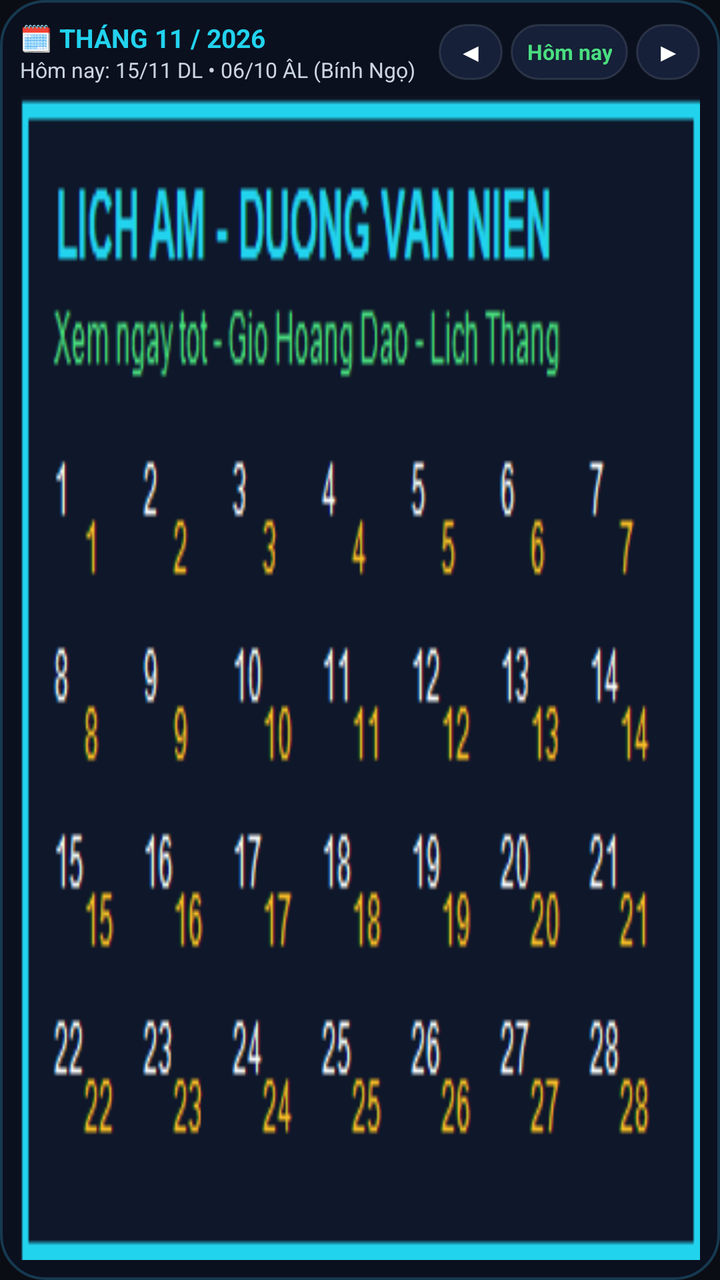
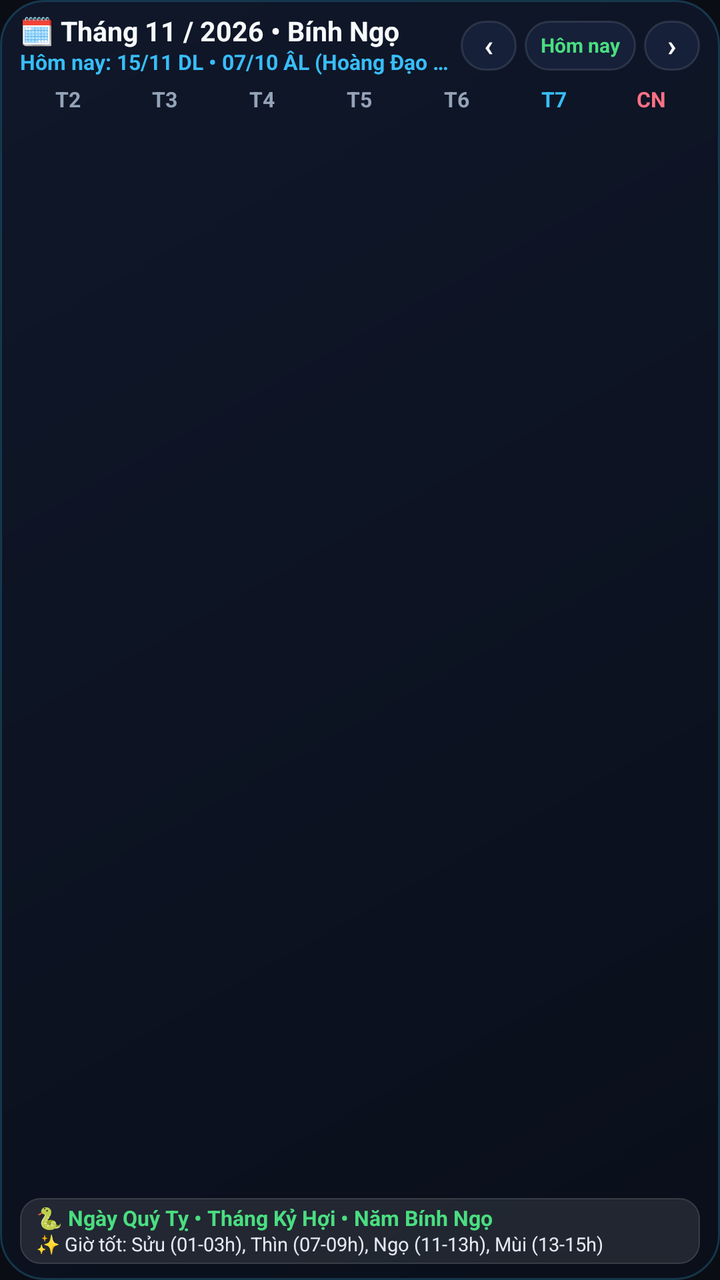

Screens rendered from an Android XML layout before and after an edit, with the pre-edit source and the edit as a unified diff.
<!-- AndroidManifest.xml: application theme Theme.PowerTimer -->
<!-- res/layout/widget_lunar_calendar.xml -->
<?xml version="1.0" encoding="utf-8"?>
<LinearLayout xmlns:android="http://schemas.android.com/apk/res/android"
    android:id="@+id/widget_lunar_root"
    android:layout_width="match_parent"
    android:layout_height="match_parent"
    android:background="@drawable/widget_bg_dark"
    android:orientation="vertical"
    android:padding="10dp">

    
    <LinearLayout
        android:layout_width="match_parent"
        android:layout_height="wrap_content"
        android:gravity="center_vertical"
        android:orientation="horizontal"
        android:paddingBottom="6dp">

        <LinearLayout
            android:id="@+id/widget_lunar_header_click"
            android:layout_width="0dp"
            android:layout_height="wrap_content"
            android:layout_weight="1"
            android:orientation="vertical">

            <TextView
                android:id="@+id/widget_lunar_month_title"
                android:layout_width="wrap_content"
                android:layout_height="wrap_content"
                android:ellipsize="end"
                android:maxLines="1"
                android:singleLine="true"
                android:text="🗓️ THÁNG 11 / 2026"
                android:textColor="#22D3EE"
                android:textSize="13sp"
                android:textStyle="bold" />

            <TextView
                android:id="@+id/widget_lunar_today_subtitle"
                android:layout_width="wrap_content"
                android:layout_height="wrap_content"
                android:ellipsize="end"
                android:maxLines="1"
                android:singleLine="true"
                android:text="Hôm nay: 15/11 DL • 06/10 ÂL (Bính Ngọ)"
                android:textColor="#CBD5E1"
                android:textSize="10.5sp" />
        </LinearLayout>

        <TextView
            android:id="@+id/widget_lunar_btn_prev"
            android:layout_width="32dp"
            android:layout_height="28dp"
            android:background="@drawable/widget_btn_bg"
            android:gravity="center"
            android:text="◀"
            android:textColor="#FFFFFF"
            android:textSize="12sp"
            android:textStyle="bold" />

        <TextView
            android:id="@+id/widget_lunar_btn_today"
            android:layout_width="wrap_content"
            android:layout_height="28dp"
            android:layout_marginStart="4dp"
            android:layout_marginEnd="4dp"
            android:background="@drawable/widget_btn_bg"
            android:gravity="center"
            android:paddingStart="8dp"
            android:paddingEnd="8dp"
            android:text="Hôm nay"
            android:textColor="#4ADE80"
            android:textSize="10.5sp"
            android:textStyle="bold" />

        <TextView
            android:id="@+id/widget_lunar_btn_next"
            android:layout_width="32dp"
            android:layout_height="28dp"
            android:background="@drawable/widget_btn_bg"
            android:gravity="center"
            android:text="▶"
            android:textColor="#FFFFFF"
            android:textSize="12sp"
            android:textStyle="bold" />
    </LinearLayout>

    
    <ImageView
        android:id="@+id/widget_lunar_grid_image"
        android:layout_width="match_parent"
        android:layout_height="0dp"
        android:layout_weight="1"
        android:contentDescription="Lịch Âm Dương"
        android:scaleType="fitXY"
        android:src="@drawable/lunar_widget_preview" />

</LinearLayout>
<!-- resources referenced by this layout -->
<resources>
  <!-- drawable lunar_widget_preview: png bitmap (drawable-nodpi, 6382 bytes) -->
  <!-- drawable widget_bg_dark (drawable) -->
  <?xml version="1.0" encoding="utf-8"?>
  <shape xmlns:android="http://schemas.android.com/apk/res/android"
      android:shape="rectangle">
      <solid android:color="#EE0B1120" />
      <corners android:radius="22dp" />
      <stroke
          android:width="1.2dp"
          android:color="#4038BDF8" />
  </shape>
  <!-- drawable widget_btn_bg (drawable) -->
  <?xml version="1.0" encoding="utf-8"?>
  <shape xmlns:android="http://schemas.android.com/apk/res/android"
      android:shape="rectangle">
      <solid android:color="#FF162038" />
      <corners android:radius="16dp" />
      <stroke
          android:width="1dp"
          android:color="#3094A3B8" />
  </shape>
  <style name="Theme.PowerTimer" parent="android:Theme.Material.NoActionBar">
          <item name="android:statusBarColor">@android:color/transparent</item>
          <item name="android:navigationBarColor">@android:color/transparent</item>
          <item name="android:windowBackground">@color/app_background</item>
      </style>
  <color name="app_background">#0B0D14</color>
</resources>

<!-- the commit's change to res/layout/widget_lunar_calendar.xml (unified diff, before → after) -->
@@ -3,9 +3,12 @@
     android:id="@+id/widget_lunar_root"
     android:layout_width="match_parent"
     android:layout_height="match_parent"
-    android:background="@drawable/widget_bg_dark"
+    android:background="@drawable/widget_lunar_card_bg"
     android:orientation="vertical"
-    android:padding="10dp">
+    android:paddingStart="10dp"
+    android:paddingTop="8dp"
+    android:paddingEnd="10dp"
+    android:paddingBottom="8dp">
 
     
     <LinearLayout
@@ -13,7 +16,7 @@
         android:layout_height="wrap_content"
         android:gravity="center_vertical"
         android:orientation="horizontal"
-        android:paddingBottom="6dp">
+        android:paddingBottom="4dp">
 
         <LinearLayout
             android:id="@+id/widget_lunar_header_click"
@@ -27,71 +30,202 @@
                 android:layout_width="wrap_content"
                 android:layout_height="wrap_content"
                 android:ellipsize="end"
+                android:includeFontPadding="false"
                 android:maxLines="1"
                 android:singleLine="true"
-                android:text="🗓️ THÁNG 11 / 2026"
-                android:textColor="#22D3EE"
-                android:textSize="13sp"
+                android:text="🗓️ Tháng 11 / 2026 • Bính Ngọ"
+                android:textColor="#F8FAFC"
+                android:textSize="13.5sp"
                 android:textStyle="bold" />
 
             <TextView
                 android:id="@+id/widget_lunar_today_subtitle"
                 android:layout_width="wrap_content"
                 android:layout_height="wrap_content"
+                android:layout_marginTop="1dp"
                 android:ellipsize="end"
+                android:includeFontPadding="false"
                 android:maxLines="1"
                 android:singleLine="true"
-                android:text="Hôm nay: 15/11 DL • 06/10 ÂL (Bính Ngọ)"
-                android:textColor="#CBD5E1"
-                android:textSize="10.5sp" />
+                android:text="Hôm nay: 15/11 DL • 07/10 ÂL (Hoàng Đạo 🟢)"
+                android:textColor="#38BDF8"
+                android:textSize="10.5sp"
+                android:textStyle="bold" />
         </LinearLayout>
 
         <TextView
             android:id="@+id/widget_lunar_btn_prev"
-            android:layout_width="32dp"
-            android:layout_height="28dp"
+            android:layout_width="28dp"
+            android:layout_height="25dp"
             android:background="@drawable/widget_btn_bg"
             android:gravity="center"
-            android:text="◀"
-            android:textColor="#FFFFFF"
-            android:textSize="12sp"
+            android:includeFontPadding="false"
+            android:text="‹"
+            android:textColor="#F8FAFC"
+            android:textSize="15sp"
             android:textStyle="bold" />
 
         <TextView
             android:id="@+id/widget_lunar_btn_today"
             android:layout_width="wrap_content"
-            android:layout_height="28dp"
+            android:layout_height="25dp"
             android:layout_marginStart="4dp"
             android:layout_marginEnd="4dp"
             android:background="@drawable/widget_btn_bg"
             android:gravity="center"
+            android:includeFontPadding="false"
             android:paddingStart="8dp"
             android:paddingEnd="8dp"
             android:text="Hôm nay"
             android:textColor="#4ADE80"
-            android:textSize="10.5sp"
+            android:textSize="10sp"
             android:textStyle="bold" />
 
         <TextView
             android:id="@+id/widget_lunar_btn_next"
-            android:layout_width="32dp"
-            android:layout_height="28dp"
+            android:layout_width="28dp"
+            android:layout_height="25dp"
             android:background="@drawable/widget_btn_bg"
             android:gravity="center"
-            android:text="▶"
-            android:textColor="#FFFFFF"
-            android:textSize="12sp"
+            android:includeFontPadding="false"
+            android:text="›"
+            android:textColor="#F8FAFC"
+            android:textSize="15sp"
             android:textStyle="bold" />
     </LinearLayout>
 
     
-    <ImageView
-        android:id="@+id/widget_lunar_grid_image"
+    <LinearLayout
+        android:layout_width="match_parent"
+        android:layout_height="wrap_content"
+        android:orientation="horizontal"
+        android:paddingTop="2dp"
+        android:paddingBottom="3dp">
+
+        <TextView
+            android:layout_width="0dp"
+            android:layout_height="wrap_content"
+            android:layout_weight="1"
+            android:gravity="center"
+            android:includeFontPadding="false"
+            android:text="T2"
+            android:textColor="#94A3B8"
+            android:textSize="10.5sp"
+            android:textStyle="bold" />
+
+        <TextView
+            android:layout_width="0dp"
+            android:layout_height="wrap_content"
+            android:layout_weight="1"
+            android:gravity="center"
+            android:includeFontPadding="false"
+            android:text="T3"
+            android:textColor="#94A3B8"
+            android:textSize="10.5sp"
+            android:textStyle="bold" />
+
+        <TextView
+            android:layout_width="0dp"
+            android:layout_height="wrap_content"
+            android:layout_weight="1"
+            android:gravity="center"
+            android:includeFontPadding="false"
+            android:text="T4"
+            android:textColor="#94A3B8"
+            android:textSize="10.5sp"
+            android:textStyle="bold" />
+
+        <TextView
+            android:layout_width="0dp"
+            android:layout_height="wrap_content"
+            android:layout_weight="1"
+            android:gravity="center"
+            android:includeFontPadding="false"
+            android:text="T5"
+            android:textColor="#94A3B8"
+            android:textSize="10.5sp"
+            android:textStyle="bold" />
+
+        <TextView
+            android:layout_width="0dp"
+            android:layout_height="wrap_content"
+            android:layout_weight="1"
+            android:gravity="center"
+            android:includeFontPadding="false"
+            android:text="T6"
+            android:textColor="#94A3B8"
+            android:textSize="10.5sp"
+            android:textStyle="bold" />
+
+        <TextView
+            android:layout_width="0dp"
+            android:layout_height="wrap_content"
+            android:layout_weight="1"
+            android:gravity="center"
+            android:includeFontPadding="false"
+            android:text="T7"
+            android:textColor="#38BDF8"
+            android:textSize="10.5sp"
+            android:textStyle="bold" />
+
+        <TextView
+            android:layout_width="0dp"
+            android:layout_height="wrap_content"
+            android:layout_weight="1"
+            android:gravity="center"
+            android:includeFontPadding="false"
+            android:text="CN"
+            android:textColor="#FB7185"
+            android:textSize="10.5sp"
+            android:textStyle="bold" />
+    </LinearLayout>
+
+    
+    <LinearLayout
+        android:id="@+id/widget_lunar_grid_container"
         android:layout_width="match_parent"
         android:layout_height="0dp"
         android:layout_weight="1"
-        android:contentDescription="Lịch Âm Dương"
-        android:scaleType="fitXY"
-        android:src="@drawable/lunar_widget_preview" />
+        android:orientation="vertical" />
+
+    
+    <LinearLayout
+        android:id="@+id/widget_lunar_footer_box"
+        android:layout_width="match_parent"
+        android:layout_height="wrap_content"
+        android:layout_marginTop="4dp"
+        android:background="@drawable/widget_footer_pill_bg"
+        android:orientation="vertical"
+        android:paddingStart="8dp"
+        android:paddingTop="4dp"
+        android:paddingEnd="8dp"
+        android:paddingBottom="4dp">
+
+        <TextView
+            android:id="@+id/widget_lunar_footer_canchi"
+            android:layout_width="match_parent"
+            android:layout_height="wrap_content"
+            android:ellipsize="end"
+            android:includeFontPadding="false"
+            android:maxLines="1"
+            android:singleLine="true"
+            android:text="🐍 Ngày Quý Tỵ • Tháng Kỷ Hợi • Năm Bính Ngọ"
+            android:textColor="#4ADE80"
+            android:textSize="10.5sp"
+            android:textStyle="bold" />
+
+        <TextView
+            android:id="@+id/widget_lunar_footer_hours"
+            android:layout_width="match_parent"
+            android:layout_height="wrap_content"
+            android:layout_marginTop="1dp"
+            android:ellipsize="end"
+            android:includeFontPadding="false"
+            android:maxLines="1"
+            android:singleLine="true"
+            android:text="✨ Giờ tốt: Sửu (01-03h), Thìn (07-09h), Ngọ (11-13h), Mùi (13-15h)"
+            android:textColor="#E2E8F0"
+            android:textSize="9.8sp" />
+    </LinearLayout>
 
 </LinearLayout>
<!-- resource entries referenced after the edit -->
@@ -1,16 +1,5 @@
 <!-- resources referenced by this layout -->
 <resources>
-  <!-- drawable lunar_widget_preview: png bitmap (drawable-nodpi, 6382 bytes) -->
-  <!-- drawable widget_bg_dark (drawable) -->
-  <?xml version="1.0" encoding="utf-8"?>
-  <shape xmlns:android="http://schemas.android.com/apk/res/android"
-      android:shape="rectangle">
-      <solid android:color="#EE0B1120" />
-      <corners android:radius="22dp" />
-      <stroke
-          android:width="1.2dp"
-          android:color="#4038BDF8" />
-  </shape>
   <!-- drawable widget_btn_bg (drawable) -->
   <?xml version="1.0" encoding="utf-8"?>
   <shape xmlns:android="http://schemas.android.com/apk/res/android"
@@ -21,6 +10,30 @@
           android:width="1dp"
           android:color="#3094A3B8" />
   </shape>
+  <!-- drawable widget_footer_pill_bg (drawable) -->
+  <?xml version="1.0" encoding="utf-8"?>
+  <shape xmlns:android="http://schemas.android.com/apk/res/android"
+      android:shape="rectangle">
+      <solid android:color="#18FFFFFF" />
+      <corners android:radius="10dp" />
+      <stroke
+          android:width="0.8dp"
+          android:color="#24FFFFFF" />
+  </shape>
+  <!-- drawable widget_lunar_card_bg (drawable) -->
+  <?xml version="1.0" encoding="utf-8"?>
+  <shape xmlns:android="http://schemas.android.com/apk/res/android"
+      android:shape="rectangle">
+      <gradient
+          android:angle="315"
+          android:startColor="#F70F172A"
+          android:endColor="#F7090E1A"
+          android:type="linear" />
+      <corners android:radius="22dp" />
+      <stroke
+          android:width="1dp"
+          android:color="#3838BDF8" />
+  </shape>
   <style name="Theme.PowerTimer" parent="android:Theme.Material.NoActionBar">
           <item name="android:statusBarColor">@android:color/transparent</item>
           <item name="android:navigationBarColor">@android:color/transparent</item>
